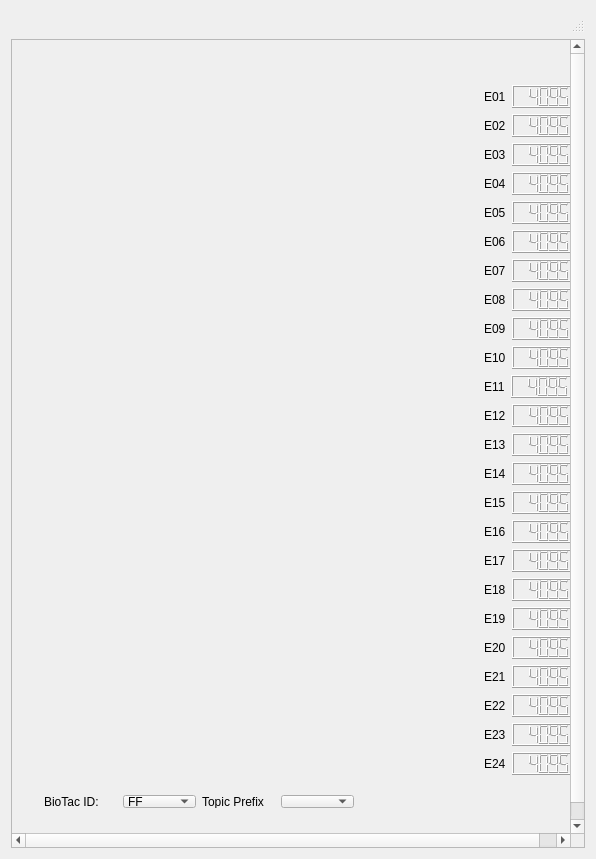
The window that advanced/sr_gui_biotac/uis/SrGuiBiotac.ui (shadow-robot/sr-visualization) describes before a commit, drawn with Qt 5.
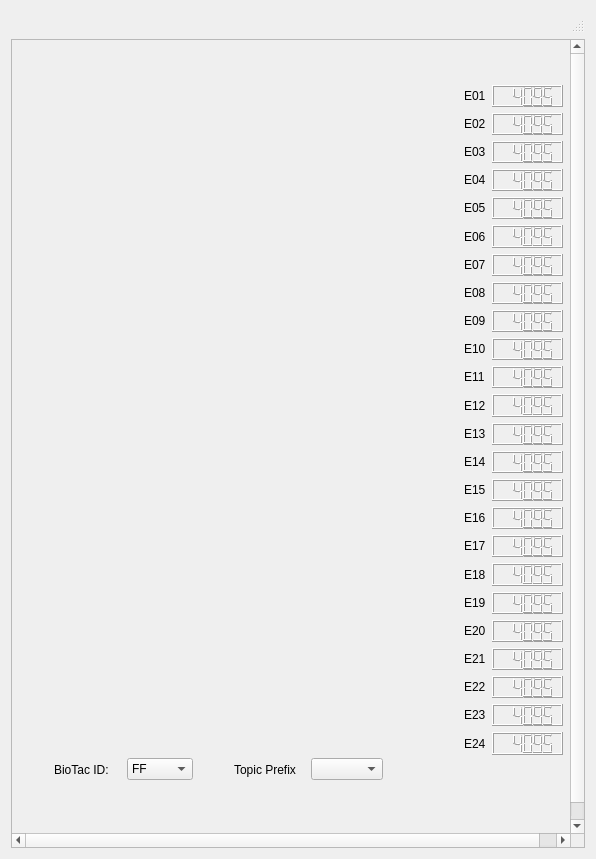
The same window after the commit.

```diff
--- a/advanced/sr_gui_biotac/uis/SrGuiBiotac.ui
+++ b/advanced/sr_gui_biotac/uis/SrGuiBiotac.ui
@@ -54,23 +54,119 @@
          <widget class="QWidget" name="layoutWidget">
           <property name="geometry">
            <rect>
-            <x>450</x>
+            <x>20</x>
+            <y>670</y>
+            <width>161</width>
+            <height>51</height>
+           </rect>
+          </property>
+          <layout class="QHBoxLayout" name="horizontalLayout_26">
+           <item>
+            <widget class="QLabel" name="label_25">
+             <property name="text">
+              <string>BioTac ID:</string>
+             </property>
+            </widget>
+           </item>
+           <item>
+            <widget class="QComboBox" name="btSelect">
+             <property name="enabled">
+              <bool>true</bool>
+             </property>
+             <property name="editable">
+              <bool>false</bool>
+             </property>
+             <property name="iconSize">
+              <size>
+               <width>16</width>
+               <height>16</height>
+              </size>
+             </property>
+             <property name="frame">
+              <bool>true</bool>
+             </property>
+             <item>
+              <property name="text">
+               <string>FF</string>
+              </property>
+             </item>
+             <item>
+              <property name="text">
+               <string>MF</string>
+              </property>
+             </item>
+             <item>
+              <property name="text">
+               <string>RF</string>
+              </property>
+             </item>
+             <item>
+              <property name="text">
+               <string>LF</string>
+              </property>
+             </item>
+             <item>
+              <property name="text">
+               <string>TH</string>
+              </property>
+             </item>
+            </widget>
+           </item>
+          </layout>
+         </widget>
+         <widget class="QWidget" name="horizontalLayoutWidget_2">
+          <property name="geometry">
+           <rect>
+            <x>200</x>
+            <y>670</y>
+            <width>171</width>
+            <height>51</height>
+           </rect>
+          </property>
+          <layout class="QHBoxLayout" name="horizontalLayout_27">
+           <item>
+            <widget class="QLabel" name="label_26">
+             <property name="text">
+              <string>Topic Prefix</string>
+             </property>
+            </widget>
+           </item>
+           <item>
+            <widget class="QComboBox" name="select_prefix">
+             <property name="enabled">
+              <bool>true</bool>
+             </property>
+             <property name="iconSize">
+              <size>
+               <width>16</width>
+               <height>16</height>
+              </size>
+             </property>
+             <property name="frame">
+              <bool>true</bool>
+             </property>
+            </widget>
+           </item>
+          </layout>
+         </widget>
+         <widget class="QWidget" name="formLayoutWidget">
+          <property name="geometry">
+           <rect>
+            <x>430</x>
             <y>0</y>
-            <width>106</width>
-            <height>740</height>
+            <width>121</width>
+            <height>692</height>
            </rect>
           </property>
           <layout class="QFormLayout" name="formLayout">
            <item row="0" column="0">
-            <layout class="QHBoxLayout" name="horizontalLayout">
-             <item>
               <widget class="QLabel" name="label">
                <property name="text">
                 <string>E01</string>
                </property>
               </widget>
              </item>
-             <item>
+           <item row="0" column="1">
               <widget class="QLCDNumber" name="lcdE01">
                <property name="palette">
                 <palette>
@@ -120,414 +216,322 @@
                </property>
               </widget>
              </item>
-            </layout>
-           </item>
            <item row="1" column="0">
-            <layout class="QHBoxLayout" name="horizontalLayout_2">
-             <item>
               <widget class="QLabel" name="label_2">
                <property name="text">
                 <string>E02</string>
                </property>
               </widget>
              </item>
-             <item>
+           <item row="1" column="1">
               <widget class="QLCDNumber" name="lcdE02">
                <property name="intValue" stdset="0">
                 <number>4095</number>
                </property>
               </widget>
              </item>
-            </layout>
-           </item>
            <item row="2" column="0">
-            <layout class="QHBoxLayout" name="horizontalLayout_3">
-             <item>
               <widget class="QLabel" name="label_3">
                <property name="text">
                 <string>E03</string>
                </property>
               </widget>
              </item>
-             <item>
+           <item row="2" column="1">
               <widget class="QLCDNumber" name="lcdE03">
                <property name="intValue" stdset="0">
                 <number>4095</number>
                </property>
               </widget>
              </item>
-            </layout>
-           </item>
            <item row="3" column="0">
-            <layout class="QHBoxLayout" name="horizontalLayout_4">
-             <item>
               <widget class="QLabel" name="label_4">
                <property name="text">
                 <string>E04</string>
                </property>
               </widget>
              </item>
-             <item>
+           <item row="3" column="1">
               <widget class="QLCDNumber" name="lcdE04">
                <property name="intValue" stdset="0">
                 <number>4095</number>
                </property>
               </widget>
              </item>
-            </layout>
-           </item>
            <item row="4" column="0">
-            <layout class="QHBoxLayout" name="horizontalLayout_5">
-             <item>
               <widget class="QLabel" name="label_5">
                <property name="text">
                 <string>E05</string>
                </property>
               </widget>
              </item>
-             <item>
+           <item row="4" column="1">
               <widget class="QLCDNumber" name="lcdE05">
                <property name="intValue" stdset="0">
                 <number>4095</number>
                </property>
               </widget>
              </item>
-            </layout>
-           </item>
            <item row="5" column="0">
-            <layout class="QHBoxLayout" name="horizontalLayout_6">
-             <item>
               <widget class="QLabel" name="label_6">
                <property name="text">
                 <string>E06</string>
                </property>
               </widget>
              </item>
-             <item>
+           <item row="5" column="1">
               <widget class="QLCDNumber" name="lcdE06">
                <property name="intValue" stdset="0">
                 <number>4095</number>
                </property>
               </widget>
              </item>
-            </layout>
-           </item>
            <item row="6" column="0">
-            <layout class="QHBoxLayout" name="horizontalLayout_7">
-             <item>
               <widget class="QLabel" name="label_7">
                <property name="text">
                 <string>E07</string>
                </property>
               </widget>
              </item>
-             <item>
+           <item row="6" column="1">
               <widget class="QLCDNumber" name="lcdE07">
                <property name="intValue" stdset="0">
                 <number>4095</number>
                </property>
               </widget>
              </item>
-            </layout>
-           </item>
            <item row="7" column="0">
-            <layout class="QHBoxLayout" name="horizontalLayout_8">
-             <item>
               <widget class="QLabel" name="label_8">
                <property name="text">
                 <string>E08</string>
                </property>
               </widget>
              </item>
-             <item>
+           <item row="7" column="1">
               <widget class="QLCDNumber" name="lcdE08">
                <property name="intValue" stdset="0">
                 <number>4095</number>
                </property>
               </widget>
              </item>
-            </layout>
-           </item>
            <item row="8" column="0">
-            <layout class="QHBoxLayout" name="horizontalLayout_9">
-             <item>
               <widget class="QLabel" name="label_9">
                <property name="text">
                 <string>E09</string>
                </property>
               </widget>
              </item>
-             <item>
+           <item row="8" column="1">
               <widget class="QLCDNumber" name="lcdE09">
                <property name="intValue" stdset="0">
                 <number>4095</number>
                </property>
               </widget>
              </item>
-            </layout>
-           </item>
            <item row="9" column="0">
-            <layout class="QHBoxLayout" name="horizontalLayout_10">
-             <item>
               <widget class="QLabel" name="label_10">
                <property name="text">
                 <string>E10</string>
                </property>
               </widget>
              </item>
-             <item>
+           <item row="9" column="1">
               <widget class="QLCDNumber" name="lcdE10">
                <property name="intValue" stdset="0">
                 <number>4095</number>
                </property>
               </widget>
              </item>
-            </layout>
-           </item>
            <item row="10" column="0">
-            <layout class="QHBoxLayout" name="horizontalLayout_11">
-             <item>
               <widget class="QLabel" name="label_11">
                <property name="text">
                 <string>E11</string>
                </property>
               </widget>
              </item>
-             <item>
+           <item row="10" column="1">
               <widget class="QLCDNumber" name="lcdE11">
                <property name="intValue" stdset="0">
                 <number>4095</number>
                </property>
               </widget>
              </item>
-            </layout>
-           </item>
            <item row="11" column="0">
-            <layout class="QHBoxLayout" name="horizontalLayout_12">
-             <item>
               <widget class="QLabel" name="label_12">
                <property name="text">
                 <string>E12</string>
                </property>
               </widget>
              </item>
-             <item>
+           <item row="11" column="1">
               <widget class="QLCDNumber" name="lcdE12">
                <property name="intValue" stdset="0">
                 <number>4095</number>
                </property>
               </widget>
              </item>
-            </layout>
-           </item>
            <item row="12" column="0">
-            <layout class="QHBoxLayout" name="horizontalLayout_13">
-             <item>
               <widget class="QLabel" name="label_13">
                <property name="text">
                 <string>E13</string>
                </property>
               </widget>
              </item>
-             <item>
+           <item row="12" column="1">
               <widget class="QLCDNumber" name="lcdE13">
                <property name="intValue" stdset="0">
                 <number>4095</number>
                </property>
               </widget>
              </item>
-            </layout>
-           </item>
            <item row="13" column="0">
-            <layout class="QHBoxLayout" name="horizontalLayout_14">
-             <item>
               <widget class="QLabel" name="label_14">
                <property name="text">
                 <string>E14</string>
                </property>
               </widget>
              </item>
-             <item>
+           <item row="13" column="1">
               <widget class="QLCDNumber" name="lcdE14">
                <property name="intValue" stdset="0">
                 <number>4095</number>
                </property>
               </widget>
              </item>
-            </layout>
-           </item>
            <item row="14" column="0">
-            <layout class="QHBoxLayout" name="horizontalLayout_15">
-             <item>
               <widget class="QLabel" name="label_15">
                <property name="text">
                 <string>E15</string>
                </property>
               </widget>
              </item>
-             <item>
+           <item row="14" column="1">
               <widget class="QLCDNumber" name="lcdE15">
                <property name="intValue" stdset="0">
                 <number>4095</number>
                </property>
               </widget>
              </item>
-            </layout>
-           </item>
            <item row="15" column="0">
-            <layout class="QHBoxLayout" name="horizontalLayout_16">
-             <item>
               <widget class="QLabel" name="label_16">
                <property name="text">
                 <string>E16</string>
                </property>
               </widget>
              </item>
-             <item>
+           <item row="15" column="1">
               <widget class="QLCDNumber" name="lcdE16">
                <property name="intValue" stdset="0">
                 <number>4095</number>
                </property>
               </widget>
              </item>
-            </layout>
-           </item>
            <item row="16" column="0">
-            <layout class="QHBoxLayout" name="horizontalLayout_17">
-             <item>
               <widget class="QLabel" name="label_17">
                <property name="text">
                 <string>E17</string>
                </property>
               </widget>
              </item>
-             <item>
+           <item row="16" column="1">
               <widget class="QLCDNumber" name="lcdE17">
                <property name="intValue" stdset="0">
                 <number>4095</number>
                </property>
               </widget>
              </item>
-            </layout>
-           </item>
            <item row="17" column="0">
-            <layout class="QHBoxLayout" name="horizontalLayout_18">
-             <item>
               <widget class="QLabel" name="label_18">
                <property name="text">
                 <string>E18</string>
                </property>
               </widget>
              </item>
-             <item>
+           <item row="17" column="1">
               <widget class="QLCDNumber" name="lcdE18">
                <property name="intValue" stdset="0">
                 <number>4095</number>
                </property>
               </widget>
              </item>
-            </layout>
-           </item>
            <item row="18" column="0">
-            <layout class="QHBoxLayout" name="horizontalLayout_19">
-             <item>
               <widget class="QLabel" name="label_19">
                <property name="text">
                 <string>E19</string>
                </property>
               </widget>
              </item>
-             <item>
+           <item row="18" column="1">
               <widget class="QLCDNumber" name="lcdE19">
                <property name="intValue" stdset="0">
                 <number>4095</number>
                </property>
               </widget>
              </item>
-            </layout>
-           </item>
            <item row="19" column="0">
-            <layout class="QHBoxLayout" name="horizontalLayout_21">
-             <item>
               <widget class="QLabel" name="label_20">
                <property name="text">
                 <string>E20</string>
                </property>
               </widget>
              </item>
-             <item>
+           <item row="19" column="1">
               <widget class="QLCDNumber" name="lcdE20">
                <property name="intValue" stdset="0">
                 <number>4095</number>
                </property>
               </widget>
              </item>
-            </layout>
-           </item>
            <item row="20" column="0">
-            <layout class="QHBoxLayout" name="horizontalLayout_22">
-             <item>
               <widget class="QLabel" name="label_21">
                <property name="text">
                 <string>E21</string>
                </property>
               </widget>
              </item>
-             <item>
+           <item row="20" column="1">
               <widget class="QLCDNumber" name="lcdE21">
                <property name="intValue" stdset="0">
                 <number>4095</number>
                </property>
               </widget>
              </item>
-            </layout>
-           </item>
            <item row="21" column="0">
-            <layout class="QHBoxLayout" name="horizontalLayout_23">
-             <item>
               <widget class="QLabel" name="label_22">
                <property name="text">
                 <string>E22</string>
                </property>
               </widget>
              </item>
-             <item>
+           <item row="21" column="1">
               <widget class="QLCDNumber" name="lcdE22">
                <property name="intValue" stdset="0">
                 <number>4095</number>
                </property>
               </widget>
              </item>
-            </layout>
-           </item>
            <item row="22" column="0">
-            <layout class="QHBoxLayout" name="horizontalLayout_24">
-             <item>
               <widget class="QLabel" name="label_23">
                <property name="text">
                 <string>E23</string>
                </property>
               </widget>
              </item>
-             <item>
+           <item row="22" column="1">
               <widget class="QLCDNumber" name="lcdE23">
                <property name="intValue" stdset="0">
                 <number>4095</number>
                </property>
               </widget>
              </item>
-            </layout>
-           </item>
            <item row="23" column="0">
-            <layout class="QHBoxLayout" name="horizontalLayout_25">
-             <item>
               <widget class="QLabel" name="label_24">
                <property name="text">
                 <string>E24</string>
                </property>
               </widget>
              </item>
-             <item>
+           <item row="23" column="1">
               <widget class="QLCDNumber" name="lcdE24">
                <property name="intValue" stdset="0">
                 <number>4095</number>
@@ -535,114 +539,10 @@
               </widget>
              </item>
             </layout>
-           </item>
-          </layout>
          </widget>
-         <widget class="QWidget" name="layoutWidget_2">
-          <property name="geometry">
-           <rect>
-            <x>10</x>
-            <y>710</y>
-            <width>332</width>
-            <height>35</height>
-           </rect>
-          </property>
-          <layout class="QGridLayout" name="gridLayout_3">
-           <item row="0" column="0">
-            <layout class="QGridLayout" name="gridLayout">
-             <item row="0" column="0">
-              <widget class="QLabel" name="label_25">
-               <property name="text">
-                <string>BioTac ID:</string>
-               </property>
-              </widget>
-             </item>
-             <item row="0" column="1">
-              <widget class="QComboBox" name="btSelect">
-               <property name="enabled">
-                <bool>true</bool>
-               </property>
-               <property name="iconSize">
-                <size>
-                 <width>16</width>
-                 <height>16</height>
-                </size>
-               </property>
-               <property name="frame">
-                <bool>true</bool>
-               </property>
-               <item>
-                <property name="text">
-                 <string>FF</string>
-                </property>
-               </item>
-               <item>
-                <property name="text">
-                 <string>MF</string>
-                </property>
-               </item>
-               <item>
-                <property name="text">
-                 <string>RF</string>
-                </property>
-               </item>
-               <item>
-                <property name="text">
-                 <string>LF</string>
-                </property>
-               </item>
-               <item>
-                <property name="text">
-                 <string>TH</string>
-                </property>
-               </item>
-              </widget>
-             </item>
-            </layout>
-           </item>
-           <item row="0" column="1">
-            <layout class="QGridLayout" name="gridLayout_2">
-             <item row="0" column="0">
-              <layout class="QHBoxLayout" name="horizontalLayout_20">
-               <item>
-                <widget class="QLabel" name="label_26">
-                 <property name="text">
-                  <string>Topic Prefix</string>
-                 </property>
-                </widget>
-               </item>
-               <item>
-                <widget class="QComboBox" name="select_prefix">
-                 <property name="enabled">
-                  <bool>true</bool>
-                 </property>
-                 <property name="iconSize">
-                  <size>
-                   <width>16</width>
-                   <height>16</height>
-                  </size>
-                 </property>
-                 <property name="frame">
-                  <bool>true</bool>
-                 </property>
-                </widget>
-               </item>
-              </layout>
-             </item>
-            </layout>
-           </item>
-          </layout>
-         </widget>
-         <zorder>layoutWidget</zorder>
-         <zorder>layoutWidget_2</zorder>
-         <zorder>statusBar</zorder>
-        </widget>
-       </item>
-      </layout>
-      <zorder>mainToolBar</zorder>
-      <zorder>menuBar</zorder>
-      <zorder>centralWidget</zorder>
-      <zorder>statusBar</zorder>
+        </widget>
+       </item>
+      </layout>
      </widget>
     </widget>
    </item>
```
Left out of the diff: 2 changed lines with no effect on the pictures. Lines whose indentation alone changed are shown as unchanged.
